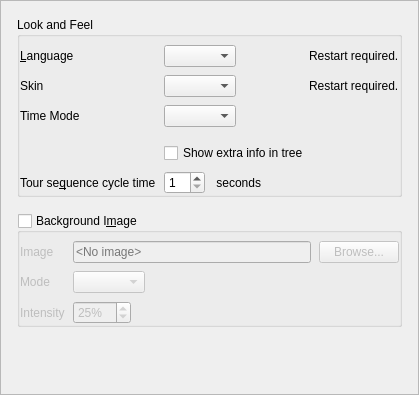
Qt form client/src/ui/widgets/local_settings/look_and_feel_preferences_widget.ui (networkoptix/nx_open) before a commit.
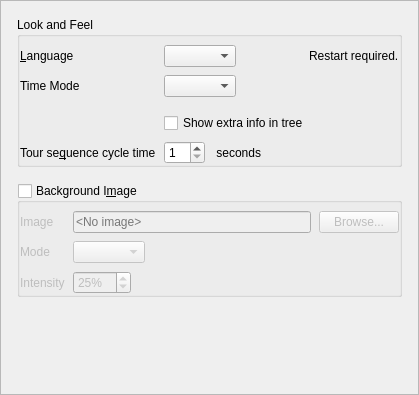
The same form after that commit. Custom widgets are drawn as their Qt base class.

Commit message:
VMS-2515 - Remove "Skin" from Local Settings
<==== Mercurial data ====>
Branch: dev_3.0.0_gui

Patch:
```diff
--- a/client/src/ui/widgets/local_settings/look_and_feel_preferences_widget.ui
+++ b/client/src/ui/widgets/local_settings/look_and_feel_preferences_widget.ui
@@ -46,7 +46,7 @@
         <x>0</x>
         <y>0</y>
         <width>417</width>
-        <height>316</height>
+        <height>286</height>
        </rect>
       </property>
       <property name="sizePolicy">
@@ -136,47 +136,13 @@
            </layout>
           </item>
           <item row="1" column="0">
-           <widget class="QLabel" name="skinLabel">
-            <property name="text">
-             <string>Skin</string>
-            </property>
-           </widget>
-          </item>
-          <item row="1" column="1">
-           <layout class="QHBoxLayout" name="horizontalLayout_9">
-            <item>
-             <widget class="QComboBox" name="skinComboBox"/>
-            </item>
-            <item>
-             <spacer name="horizontalSpacer_5">
-              <property name="orientation">
-               <enum>Qt::Horizontal</enum>
-              </property>
-              <property name="sizeHint" stdset="0">
-               <size>
-                <width>40</width>
-                <height>20</height>
-               </size>
-              </property>
-             </spacer>
-            </item>
-            <item>
-             <widget class="QLabel" name="skinWarningLabel">
-              <property name="text">
-               <string>Restart required.</string>
-              </property>
-             </widget>
-            </item>
-           </layout>
-          </item>
-          <item row="2" column="0">
            <widget class="QLabel" name="timeModeLabel">
             <property name="text">
              <string>Time Mode</string>
             </property>
            </widget>
           </item>
-          <item row="2" column="1">
+          <item row="1" column="1">
            <layout class="QHBoxLayout" name="horizontalLayout_6">
             <item>
              <widget class="QComboBox" name="timeModeComboBox"/>
@@ -196,17 +162,17 @@
             </item>
            </layout>
           </item>
-          <item row="3" column="1">
+          <item row="2" column="1">
            <widget class="QnWordWrappedLabel" name="timeModeWarningLabel" native="true"/>
           </item>
-          <item row="4" column="1">
+          <item row="3" column="1">
            <widget class="QCheckBox" name="showIpInTreeCheckBox">
             <property name="text">
              <string>Show extra info in tree</string>
             </property>
            </widget>
           </item>
-          <item row="5" column="0">
+          <item row="4" column="0">
            <widget class="QLabel" name="tourCycleTimeLabel">
             <property name="text">
              <string>Tour se&amp;quence cycle time</string>
@@ -216,7 +182,7 @@
             </property>
            </widget>
           </item>
-          <item row="5" column="1">
+          <item row="4" column="1">
            <layout class="QHBoxLayout" name="horizontalLayout_4" stretch="0,1">
             <item>
              <widget class="QSpinBox" name="tourCycleTimeSpinBox">
```
Left out of the diff: 1 changed line with no effect on the pictures. The commit also changes 6 other files.
